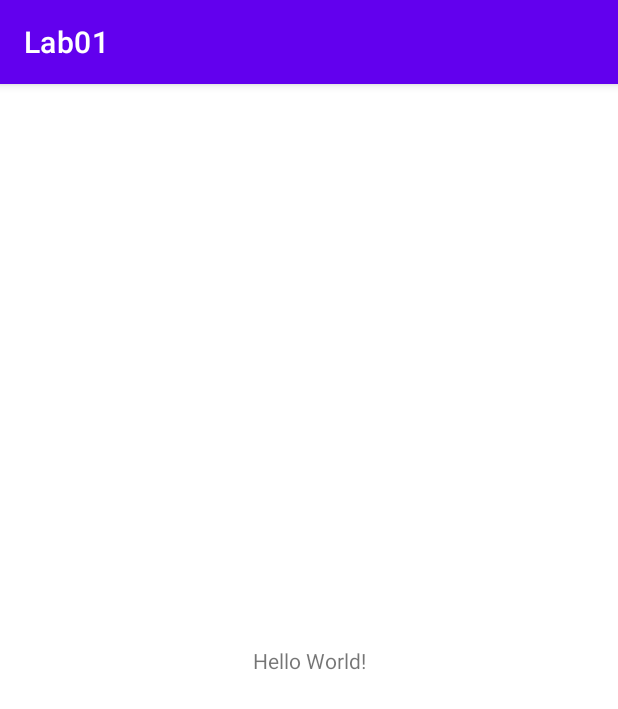
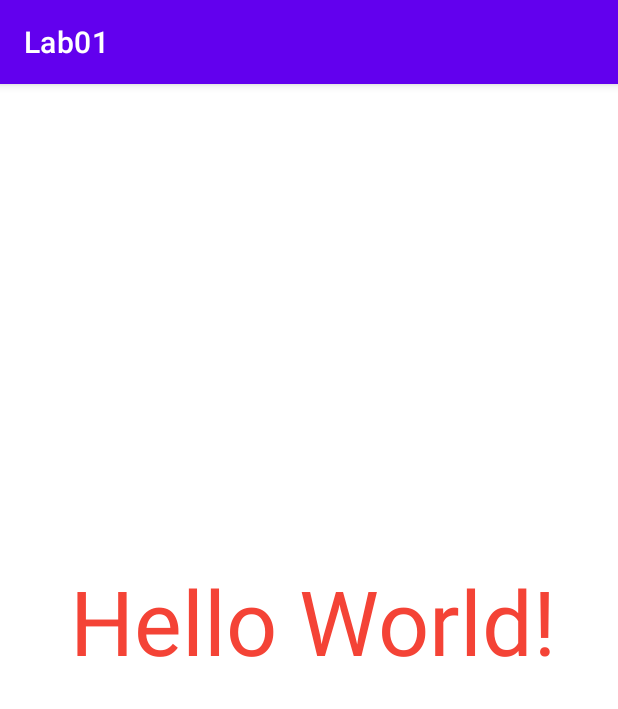
Before and after one commit to sprigg26/CS371-Lab01, an Android app: the screen it shows after launch (MainActivity), on a phone screen of 412 x 824 dp. Shown: the top 709 px of the screen. Run offline under Robolectric (Android 15) with nearby library versions, the phone set to English and light mode, and no system bars.

Commit message:
Changed text's color and size

```diff
--- a/app/src/main/res/layout/activity_main.xml
+++ b/app/src/main/res/layout/activity_main.xml
@@ -7,11 +7,15 @@
     tools:context=".MainActivity">
 
     <TextView
-        android:layout_width="wrap_content"
-        android:layout_height="wrap_content"
+        android:layout_width="538dp"
+        android:layout_height="134dp"
         android:text="Hello World!"
+        android:textAlignment="center"
+        android:textColor="#F44336"
+        android:textSize="60sp"
         app:layout_constraintBottom_toBottomOf="parent"
         app:layout_constraintEnd_toEndOf="parent"
+        app:layout_constraintHorizontal_bias="0.492"
         app:layout_constraintStart_toStartOf="parent"
         app:layout_constraintTop_toTopOf="parent" />
 
```
